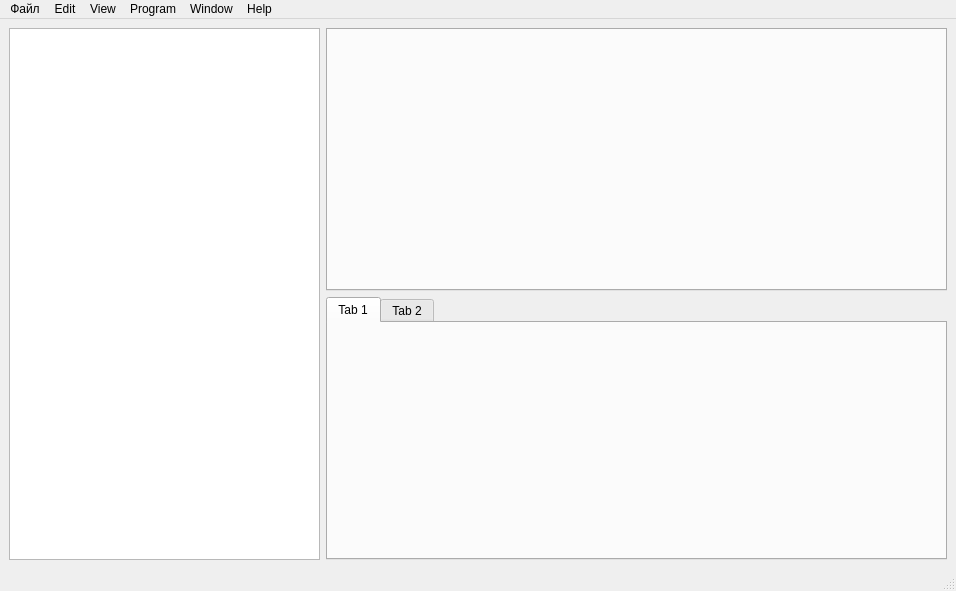
Old version of the form redactormainwindow.ui in the repository SamuraiGalahad/PifagorIDE.
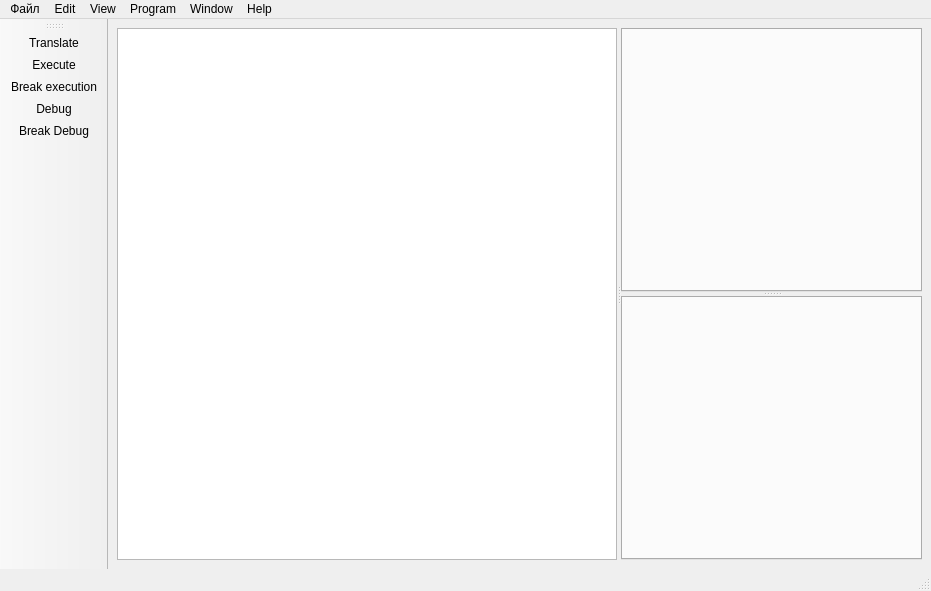
New version of the form. Icons and pictures are not drawn.

Commit message: Added lib, added resource files for toolBar, added new elements for ui, redacted functions.

Diff of the .ui file:
```diff
--- a/redactormainwindow.ui
+++ b/redactormainwindow.ui
@@ -6,30 +6,23 @@
    <rect>
     <x>0</x>
     <y>0</y>
-    <width>956</width>
+    <width>931</width>
     <height>591</height>
    </rect>
   </property>
   <property name="windowTitle">
    <string>MainWindow</string>
   </property>
+  <property name="documentMode">
+   <bool>false</bool>
+  </property>
   <widget class="QWidget" name="centralwidget">
-   <layout class="QGridLayout" name="gridLayout">
-    <item row="1" column="1" colspan="2">
-     <widget class="QTabWidget" name="tabWidget_2">
-      <widget class="QWidget" name="tab_9">
-       <attribute name="title">
-        <string>Tab 1</string>
-       </attribute>
-      </widget>
-      <widget class="QWidget" name="tab_10">
-       <attribute name="title">
-        <string>Tab 2</string>
-       </attribute>
-      </widget>
-     </widget>
-    </item>
-    <item row="0" column="0" rowspan="2">
+   <layout class="QHBoxLayout" name="horizontalLayout_6">
+    <item>
+     <widget class="QSplitter" name="splitter_2">
+      <property name="orientation">
+       <enum>Qt::Horizontal</enum>
+      </property>
      <widget class="QTreeView" name="treeView">
       <property name="sizePolicy">
        <sizepolicy hsizetype="Minimum" vsizetype="Preferred">
@@ -39,16 +32,33 @@
       </property>
       <property name="minimumSize">
        <size>
-        <width>305</width>
+         <width>250</width>
         <height>0</height>
        </size>
       </property>
+       <property name="maximumSize">
+        <size>
+         <width>500</width>
+         <height>16777215</height>
+        </size>
+       </property>
       <attribute name="headerCascadingSectionResizes">
        <bool>true</bool>
       </attribute>
      </widget>
-    </item>
-    <item row="0" column="1" colspan="2">
+      <widget class="QWidget" name="horizontalLayoutWidget_3">
+       <layout class="QHBoxLayout" name="horizontalLayout_5">
+        <item>
+         <widget class="QSplitter" name="splitter">
+          <property name="orientation">
+           <enum>Qt::Vertical</enum>
+          </property>
+          <widget class="QWidget" name="horizontalLayoutWidget_2">
+           <layout class="QHBoxLayout" name="horizontalLayout_4">
+            <property name="topMargin">
+             <number>0</number>
+            </property>
+            <item>
      <widget class="QTabWidget" name="tabWidget">
       <property name="currentIndex">
        <number>-1</number>
@@ -60,13 +70,38 @@
     </item>
    </layout>
   </widget>
+          <widget class="QWidget" name="horizontalLayoutWidget">
+           <layout class="QHBoxLayout" name="horizontalLayout_3">
+            <property name="topMargin">
+             <number>0</number>
+            </property>
+            <item>
+             <widget class="QTabWidget" name="tabWidget_2">
+              <property name="currentIndex">
+               <number>-1</number>
+              </property>
+              <property name="tabsClosable">
+               <bool>false</bool>
+              </property>
+             </widget>
+            </item>
+           </layout>
+          </widget>
+         </widget>
+        </item>
+       </layout>
+      </widget>
+     </widget>
+    </item>
+   </layout>
+  </widget>
   <widget class="QMenuBar" name="menubar">
    <property name="geometry">
     <rect>
      <x>0</x>
      <y>0</y>
-     <width>956</width>
-     <height>37</height>
+     <width>931</width>
+     <height>22</height>
     </rect>
    </property>
    <widget class="QMenu" name="menu">
@@ -134,6 +169,22 @@
    <addaction name="menuHelp"/>
   </widget>
   <widget class="QStatusBar" name="statusbar"/>
+  <widget class="QToolBar" name="toolBar">
+   <property name="windowTitle">
+    <string>toolBar</string>
+   </property>
+   <attribute name="toolBarArea">
+    <enum>LeftToolBarArea</enum>
+   </attribute>
+   <attribute name="toolBarBreak">
+    <bool>false</bool>
+   </attribute>
+   <addaction name="actionTranslate"/>
+   <addaction name="actionExecute"/>
+   <addaction name="actionBreak_execution"/>
+   <addaction name="actionDebug"/>
+   <addaction name="actionBreak_Debug"/>
+  </widget>
   <action name="actionNew">
    <property name="text">
     <string>New</string>
```
Left out of the diff: 24 changed lines with no effect on the pictures. Lines whose indentation alone changed are shown as unchanged. The commit also changes 63 other files.
